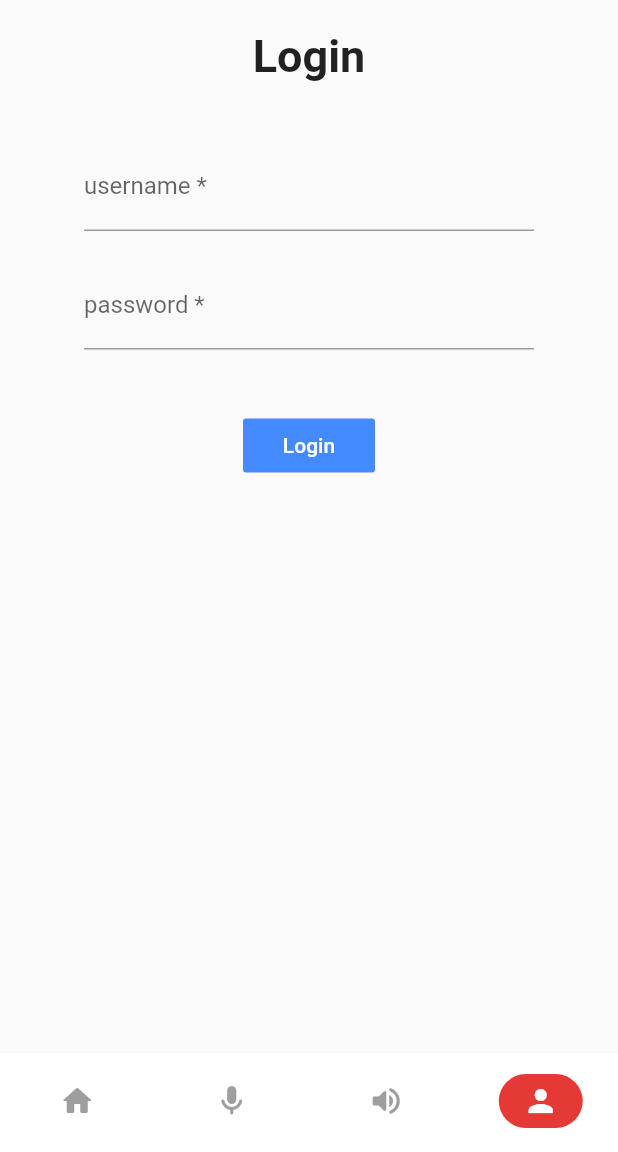
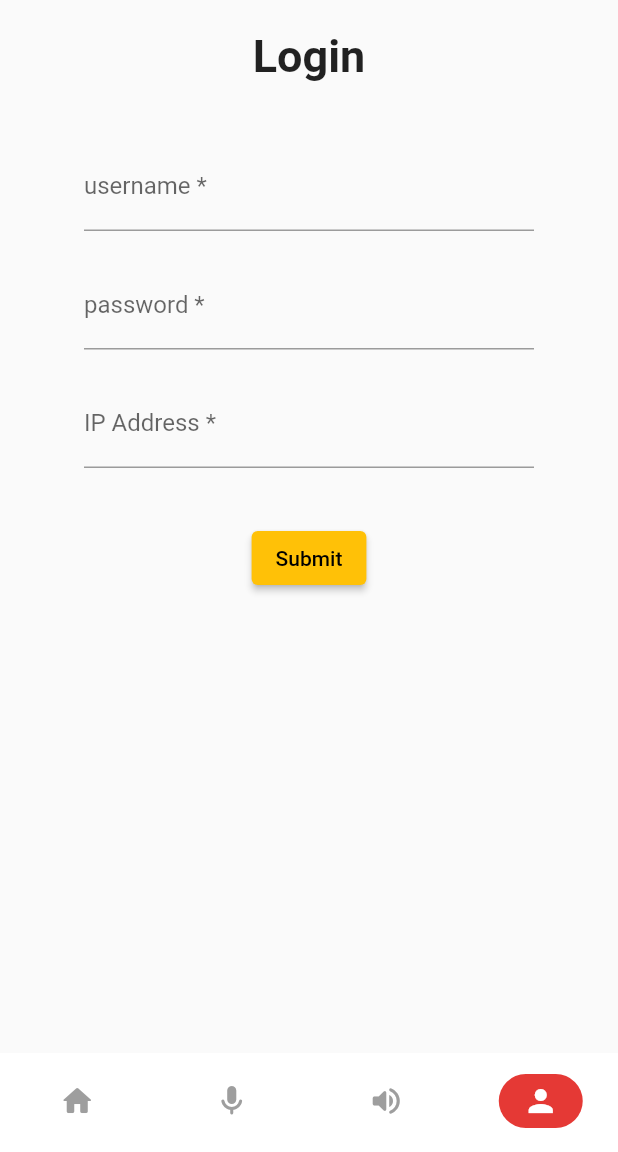
Before and after one commit to atomo15/bosdyn-flutter, a Flutter app: the screen it shows after launch, item 4 of the bottom bar chosen, on a phone screen of 412 x 824 dp, the part 84-1236 px from its top. Run offline on Flutter 3.47's test engine with Material 2 defaults, Android fonts, the phone set to English and light mode, and no system bars; our stand-ins replace carousel_pro, flutter_image_slideshow, font_awesome_flutter; missing offline and left inert: favorite_button.

Commit message:
update login form

```diff
--- a/bosdyn/lib/screens/login_screen.dart
+++ b/bosdyn/lib/screens/login_screen.dart
@@ -12,6 +12,7 @@ class Login_Screen extends StatefulWidget {
 }
 
 class _Login_ScreenState extends State<Login_Screen> {
+  final GlobalKey<FormState> _formKey = GlobalKey<FormState>();
   @override
   Widget build(BuildContext context) {
     final screenHeight = MediaQuery.of(context).size.height;
@@ -52,11 +53,13 @@ class _Login_ScreenState extends State<Login_Screen> {
     );
   }
   SliverToBoxAdapter _buildForm(double screenHeight) {
+    var passwords = "";
     return SliverToBoxAdapter(
       child: Container(
         child: Center(
-          child:
-          Column(
+          child: Form(
+            key: _formKey,
+            child: Column(
             children: [
               SizedBox(height: 20,),
               Container(
@@ -79,14 +82,44 @@ class _Login_ScreenState extends State<Login_Screen> {
               ),
               ),
               SizedBox(height: 20,),
+
+              Container(
+                width: 300,
+                child: TextFormField(
+                scrollPadding: const EdgeInsets.all(20.0),
+                obscureText: true,
+                decoration: const InputDecoration(
+                  hintText: 'password',
+                  labelText: 'password *',
+                  // suffixIcon: Padding(
+                  //   padding: const EdgeInsetsDirectional.only(top: 20.0,start:10),
+                  //   child: FaIcon(FontAwesomeIcons.eye),),
+                ),
+                onSaved: (String? value) {
+                  print('Submit ${value}');
+                  passwords = value!;
+                  // This optional block of code can be used to run
+                  // code when the user saves the form.
+                },
+
+                validator: (String? value) {
+                  if (value == null || value.isEmpty) {
+                    return 'Please enter some text';
+                  }
+                  return null;
+                  //return (value != null && value.contains('@')) ? 'Do not use the @ char.' : null;
+                },
+              ),
+              ),
+              SizedBox(height: 20,),
               Container(
                 width: 300,
                 child: TextFormField(
                 scrollPadding: const EdgeInsets.all(20.0),
                 decoration: const InputDecoration(
                   //icon: Icon(Icons.person),
-                  hintText: 'password',
-                  labelText: 'password *',
+                  hintText: '192.168.80.3',
+                  labelText: 'IP Address *',
                   //contentPadding: EdgeInsets.all(10)
                 ),
                 onSaved: (String? value) {
@@ -99,18 +132,26 @@ class _Login_ScreenState extends State<Login_Screen> {
               ),
               ),
               SizedBox(height: 20,),
-              Container(
-              margin: EdgeInsets.all(20),
-              child: FlatButton(
-                child: Text('Login'),
-                color: Colors.blueAccent,
-                textColor: Colors.white,
-                onPressed: () {},
+              Padding(
+                padding: const EdgeInsets.symmetric(vertical: 16.0),
+                child: ElevatedButton(
+                  onPressed: () {
+                    // Validate will return true if the form is valid, or false if
+                    // the form is invalid.
+                    if (_formKey.currentState!.validate()) {
+                       _formKey.currentState?.save();
+                       print('get vals ${passwords}');
+                    }
+                  },
+                  child: const Text('Submit'),
+                ),
               ),
-            ),
 
             ],
           )
+
+          )
+
           )
       )
     );
```
